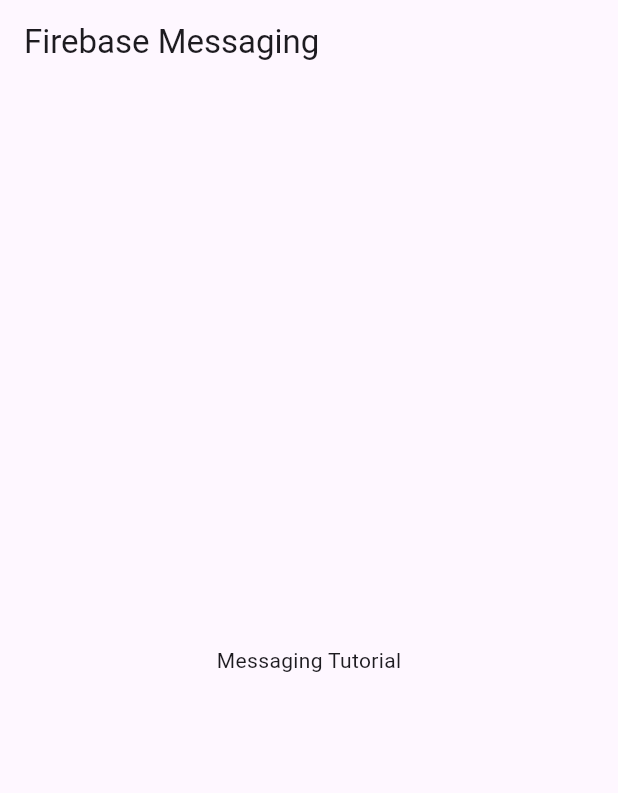
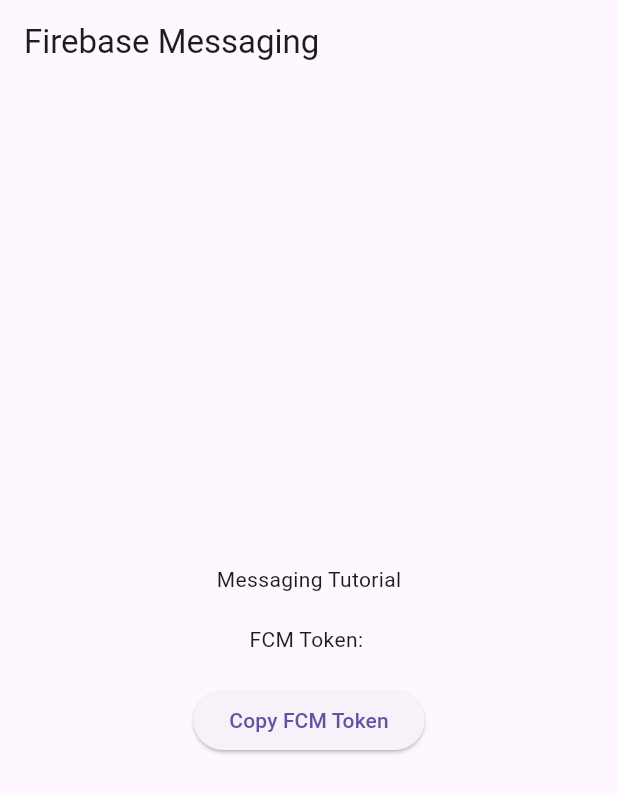
Before and after one commit to rasmey129/notif, a Flutter app: the screen it shows after launch, on a phone screen of 412 x 824 dp. Shown: the top 793 px of the screen. Run offline on Flutter 3.47's test engine with Material 3 defaults, Android fonts, the phone set to English and light mode, and no system bars; our stand-ins replace firebase_core, firebase_messaging; accounts and stored records are empty.

Commit message:
print fcm and copy

```diff
--- a/lib/main.dart
+++ b/lib/main.dart
@@ -1,10 +1,11 @@
 import 'package:firebase_core/firebase_core.dart';
 import 'package:firebase_messaging/firebase_messaging.dart';
 import 'package:flutter/material.dart';
+import 'package:flutter/services.dart'; // Import for clipboard functionality
 import 'firebase_options.dart';
 
 Future<void> _messageHandler(RemoteMessage message) async {
-  print('background message ${message.notification!.body}');
+  print('Background message ${message.notification!.body}');
 }
 
 void main() async {
@@ -41,18 +42,24 @@ class MyHomePage extends StatefulWidget {
 class _MyHomePageState extends State<MyHomePage> {
   late FirebaseMessaging messaging;
   String? notificationText;
+  String? fcmToken;
 
   @override
   void initState() {
     super.initState();
     messaging = FirebaseMessaging.instance;
+
     messaging.subscribeToTopic("messaging");
+
     messaging.getToken().then((value) {
-      print(value);
+      setState(() {
+        fcmToken = value;
+      });
+      print("FCM Token: $fcmToken");
     });
 
     FirebaseMessaging.onMessage.listen((RemoteMessage event) {
-      print("message received");
+      print("Message received");
       print(event.notification!.body);
       print(event.data.values);
       showDialog(
@@ -79,13 +86,41 @@ class _MyHomePageState extends State<MyHomePage> {
     });
   }
 
+  void _copyToClipboard() {
+    if (fcmToken != null) {
+      Clipboard.setData(ClipboardData(text: fcmToken!)).then((_) {
+        ScaffoldMessenger.of(context).showSnackBar(
+          SnackBar(content: Text("FCM Token copied to clipboard")),
+        );
+      });
+    } else {
+      ScaffoldMessenger.of(context).showSnackBar(
+        SnackBar(content: Text("FCM Token not available")),
+      );
+    }
+  }
+
   @override
   Widget build(BuildContext context) {
     return Scaffold(
       appBar: AppBar(
-        title: Text(widget.title!),
+        title: Text(widget.title ?? 'Default Title'),
       ),
-      body: Center(child: Text("Messaging Tutorial")),
+      body: Center(
+        child: Column(
+          mainAxisAlignment: MainAxisAlignment.center,
+          children: [
+            Text("Messaging Tutorial"),
+            SizedBox(height: 20),
+            Text("FCM Token: ${fcmToken ?? 'Token not available'}"),
+            SizedBox(height: 20),
+            ElevatedButton(
+              onPressed: _copyToClipboard,
+              child: Text("Copy FCM Token"),
+            ),
+          ],
+        ),
+      ),
     );
   }
 }
```
